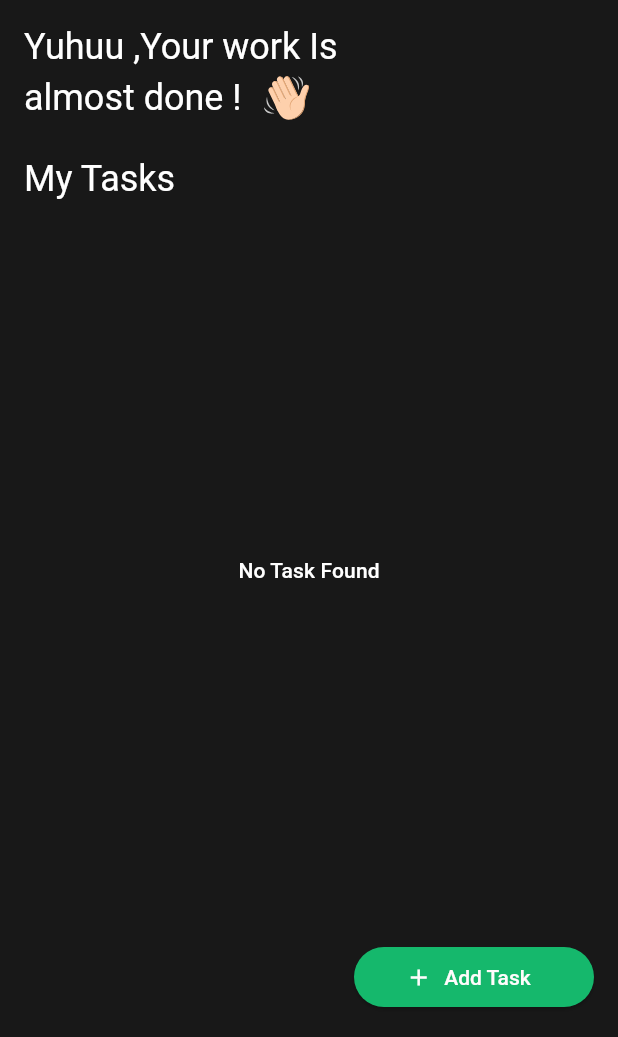
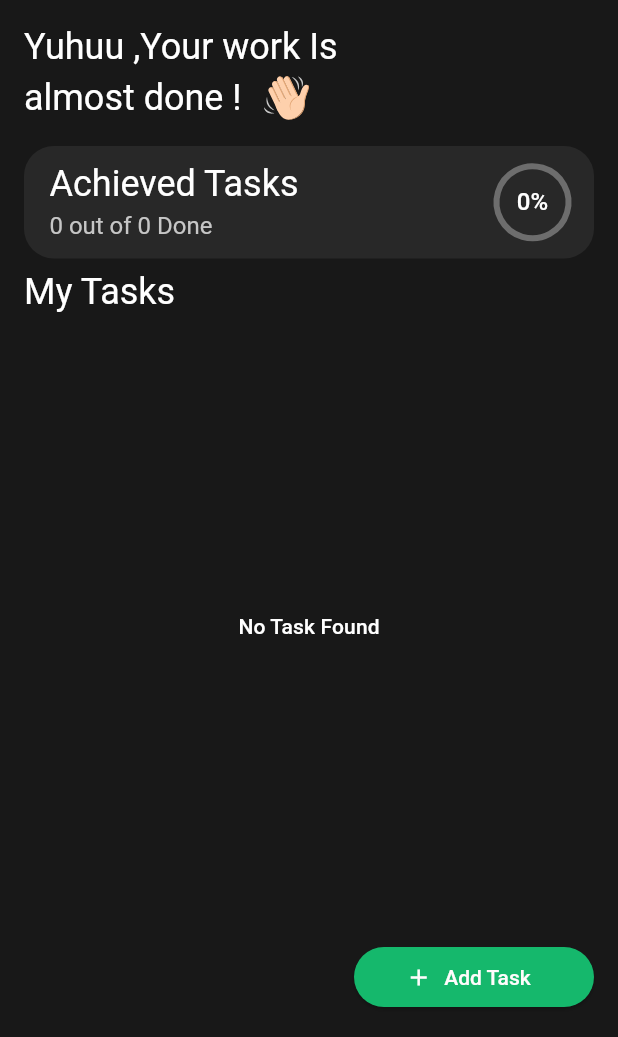
Before and after one commit to MonicaSaeed/Flutter-Tasky-Project, a Flutter app: the TasksScreen screen opened directly, on a phone screen of 412 x 824 dp, the part 199-1236 px from its top. Run offline on Flutter 3.47's test engine with Material 3 defaults, Android fonts, the phone set to English and light mode, and no system bars; our stand-ins replace flutter_svg, shared_preferences; accounts and stored records are empty.

Commit message:
add Analysis Achieved Tasks widget to view percentage of done tasks

```diff
--- a/tasky_project/lib/features/home/tasks_screen.dart
+++ b/tasky_project/lib/features/home/tasks_screen.dart
@@ -1,6 +1,7 @@
 import 'package:flutter/material.dart';
 import 'package:flutter_svg/flutter_svg.dart';
 import 'package:provider/provider.dart';
+import 'package:tasky_project/features/home/wedgits/analysis_achived_tasks.dart';
 
 import '../../core/components/task_list_widget.dart';
 import '../../core/constants/storage_key.dart';
@@ -77,7 +78,7 @@ class _TasksScreenState extends State<TasksScreen> {
                   'almost done ! ',
                   style: Theme.of(context).textTheme.displayMedium,
                 ),
-                SizedBox(width: 8),
+                const SizedBox(width: 8),
                 SvgPicture.asset(
                   'assets/images/waving-hand.svg',
                   width: 32,
@@ -85,7 +86,9 @@ class _TasksScreenState extends State<TasksScreen> {
                 ),
               ],
             ),
-            const SizedBox(height: 24),
+            const SizedBox(height: 16),
+            const AnalysisAchievedTasks(),
+            const SizedBox(height: 8),
             Text(
               'My Tasks',
               style: Theme.of(context).textTheme.displayMedium,
--- /dev/null
+++ b/tasky_project/lib/features/home/wedgits/analysis_achived_tasks.dart
@@ -0,0 +1,81 @@
+import 'package:flutter/material.dart';
+import 'package:provider/provider.dart';
+import 'package:tasky_project/features/tasks/tasks_controller.dart';
+
+import '../../../core/theme/theme_controller.dart';
+
+class AnalysisAchievedTasks extends StatefulWidget {
+  const AnalysisAchievedTasks({super.key});
+
+  @override
+  State<AnalysisAchievedTasks> createState() => _AnalysisAchievedTasksState();
+}
+
+class _AnalysisAchievedTasksState extends State<AnalysisAchievedTasks> {
+  @override
+  Widget build(BuildContext context) {
+    return Container(
+      height: 75,
+      decoration: BoxDecoration(
+        color: Theme.of(context).colorScheme.primaryContainer,
+        borderRadius: BorderRadius.circular(20),
+        border: Border.all(
+          color: ThemeController.isDark()
+              ? Colors.transparent
+              : const Color(0xFFD1DAD6),
+        ),
+      ),
+      child: Padding(
+        padding: const EdgeInsets.symmetric(horizontal: 16.0),
+        child: Row(
+          mainAxisAlignment: MainAxisAlignment.spaceBetween,
+          children: [
+            Column(
+              mainAxisAlignment: MainAxisAlignment.center,
+              crossAxisAlignment: CrossAxisAlignment.start,
+              children: [
+                Text(
+                  'Achieved Tasks',
+                  style: Theme.of(context).textTheme.displayMedium,
+                ),
+                const SizedBox(height: 4),
+                Consumer<TasksController>(
+                  builder: (context, tasksController, child) {
+                    return Text(
+                      '${tasksController.totalDoneTasks} out of ${tasksController.tasks.length} Done',
+                      style: Theme.of(context).textTheme.displaySmall,
+                    );
+                  },
+                ),
+              ],
+            ),
+            const Spacer(),
+            Stack(
+              alignment: Alignment.center,
+              children: [
+                Transform.rotate(
+                  angle: -0.5,
+                  child: SizedBox(
+                    height: 48,
+                    width: 48,
+                    child: CircularProgressIndicator(
+                      value: context.watch<TasksController>().percent,
+                      backgroundColor: const Color(0xFF6D6D6D),
+                      valueColor: const AlwaysStoppedAnimation<Color>(
+                          Color(0xFF15B86C)),
+                      strokeWidth: 4,
+                    ),
+                  ),
+                ),
+                Text(
+                  "${(context.watch<TasksController>().percent * 100).toStringAsFixed(0)}%",
+                  style: Theme.of(context).textTheme.titleMedium,
+                )
+              ],
+            ),
+          ],
+        ),
+      ),
+    );
+  }
+}
--- a/tasky_project/lib/features/tasks/tasks_controller.dart
+++ b/tasky_project/lib/features/tasks/tasks_controller.dart
@@ -13,6 +13,11 @@ class TasksController with ChangeNotifier {
   bool isLoading = true;
   int totalDoneTasks = 0;
   int get totalTasks => tasks.length;
+
+  double get percent {
+    if (totalTasks == 0) return 0.0;
+    return totalDoneTasks / totalTasks;
+  }
 
   init() async {
     await loadTasks();
--- a/tasky_project/lib/features/welcome/home_screen.dart
+++ b/tasky_project/lib/features/welcome/home_screen.dart
@@ -29,7 +29,7 @@ class HomeScreen extends StatelessWidget {
                         width: 42,
                         height: 42,
                       ),
-                      SizedBox(width: 16),
+                      const SizedBox(width: 16),
                       Text(
                         'Tasky',
                         style: Theme.of(
@@ -38,7 +38,7 @@ class HomeScreen extends StatelessWidget {
                       ),
                     ],
                   ),
-                  SizedBox(height: 108),
+                  const SizedBox(height: 108),
                   Row(
                     mainAxisAlignment: MainAxisAlignment.center,
                     children: [
@@ -53,18 +53,18 @@ class HomeScreen extends StatelessWidget {
                       ),
                     ],
                   ),
-                  SizedBox(height: 8),
+                  const SizedBox(height: 8),
                   Text(
                     'Your productivity journey starts here.',
                     style: Theme.of(context).textTheme.displaySmall,
                   ),
-                  SizedBox(height: 24),
+                  const SizedBox(height: 24),
                   SvgPicture.asset(
                     'assets/images/pana.svg',
                     width: 215,
                     height: 205,
                   ),
-                  SizedBox(height: 28),
+                  const SizedBox(height: 28),
                   CustomFormField(
                     title: 'Full Name',
                     hintText: 'e.g. Sarah Khalid',
@@ -76,7 +76,7 @@ class HomeScreen extends StatelessWidget {
                       return null;
                     },
                   ),
-                  SizedBox(height: 24),
+                  const SizedBox(height: 24),
                   ElevatedButton(
                     onPressed: () async {
                       if (_key.currentState?.validate() ?? false) {
@@ -85,6 +85,7 @@ class HomeScreen extends StatelessWidget {
                         String? name =
                             PreferencesManager().getString(StorageKey.username);
 
+                        if (context.mounted) {
                           Navigator.pushReplacement(
                             context,
                             MaterialPageRoute(
@@ -92,8 +93,9 @@ class HomeScreen extends StatelessWidget {
                             ),
                           );
                         }
+                      }
                     },
-                    child: Text('Let’s Get Started'),
+                    child: const Text('Let’s Get Started'),
                   ),
                 ],
               ),
```
Lines whose indentation alone changed are shown as unchanged.
